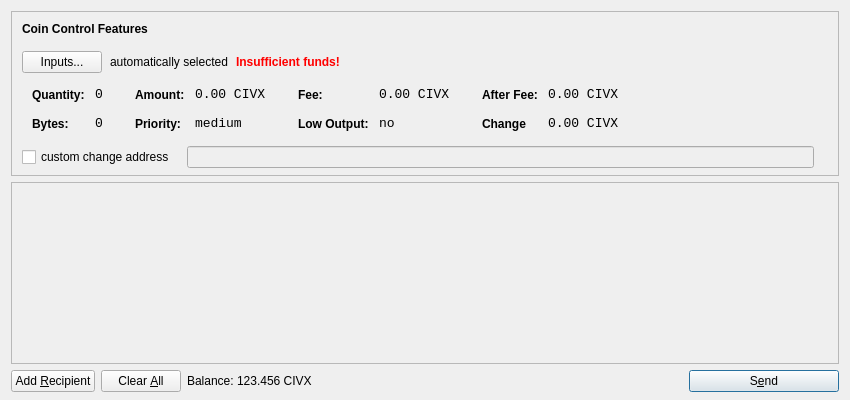
exoeconomy/EXOS-Qt, file src/qt/forms/sendcoinsdialog.ui: the form before one commit.
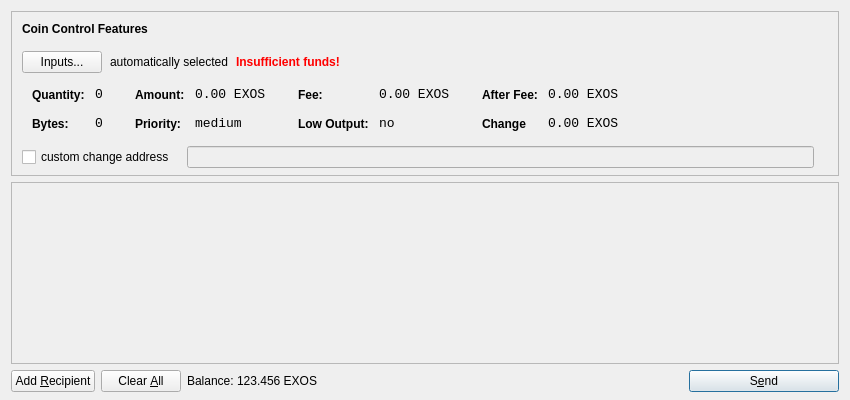
The form after the commit. Icons and pictures are not drawn.

The edit to the form file:
```diff
--- a/src/qt/forms/sendcoinsdialog.ui
+++ b/src/qt/forms/sendcoinsdialog.ui
@@ -321,7 +321,7 @@
                   <enum>Qt::ActionsContextMenu</enum>
                  </property>
                  <property name="text">
-                  <string notr="true">0.00 CIVX</string>
+                  <string notr="true">0.00 EXOS</string>
                  </property>
                  <property name="textInteractionFlags">
                   <set>Qt::LinksAccessibleByMouse|Qt::TextSelectableByKeyboard|Qt::TextSelectableByMouse</set>
@@ -407,7 +407,7 @@
                   <enum>Qt::ActionsContextMenu</enum>
                  </property>
                  <property name="text">
-                  <string notr="true">0.00 CIVX</string>
+                  <string notr="true">0.00 EXOS</string>
                  </property>
                  <property name="textInteractionFlags">
                   <set>Qt::LinksAccessibleByMouse|Qt::TextSelectableByKeyboard|Qt::TextSelectableByMouse</set>
@@ -493,7 +493,7 @@
                   <enum>Qt::ActionsContextMenu</enum>
                  </property>
                  <property name="text">
-                  <string notr="true">0.00 CIVX</string>
+                  <string notr="true">0.00 EXOS</string>
                  </property>
                  <property name="textInteractionFlags">
                   <set>Qt::LinksAccessibleByMouse|Qt::TextSelectableByKeyboard|Qt::TextSelectableByMouse</set>
@@ -525,7 +525,7 @@
                   <enum>Qt::ActionsContextMenu</enum>
                  </property>
                  <property name="text">
-                  <string notr="true">0.00 CIVX</string>
+                  <string notr="true">0.00 EXOS</string>
                  </property>
                  <property name="textInteractionFlags">
                   <set>Qt::LinksAccessibleByMouse|Qt::TextSelectableByKeyboard|Qt::TextSelectableByMouse</set>
@@ -724,7 +724,7 @@
           <cursorShape>IBeamCursor</cursorShape>
          </property>
          <property name="text">
-          <string notr="true">123.456 CIVX</string>
+          <string notr="true">123.456 EXOS</string>
          </property>
          <property name="textInteractionFlags">
           <set>Qt::LinksAccessibleByMouse|Qt::TextSelectableByKeyboard|Qt::TextSelectableByMouse</set>
```
